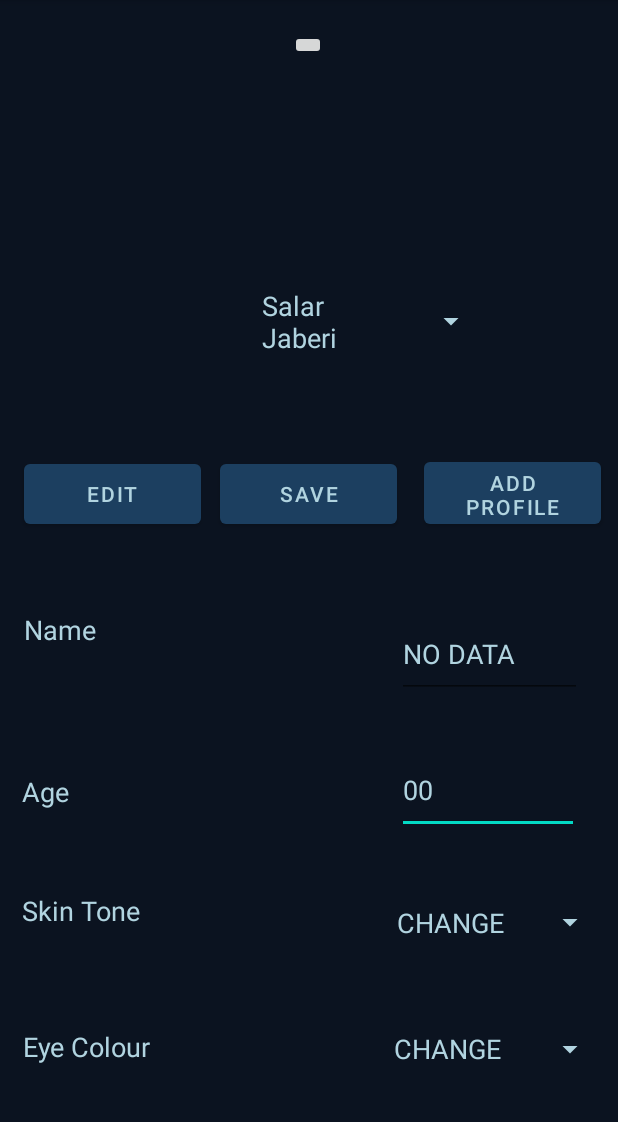
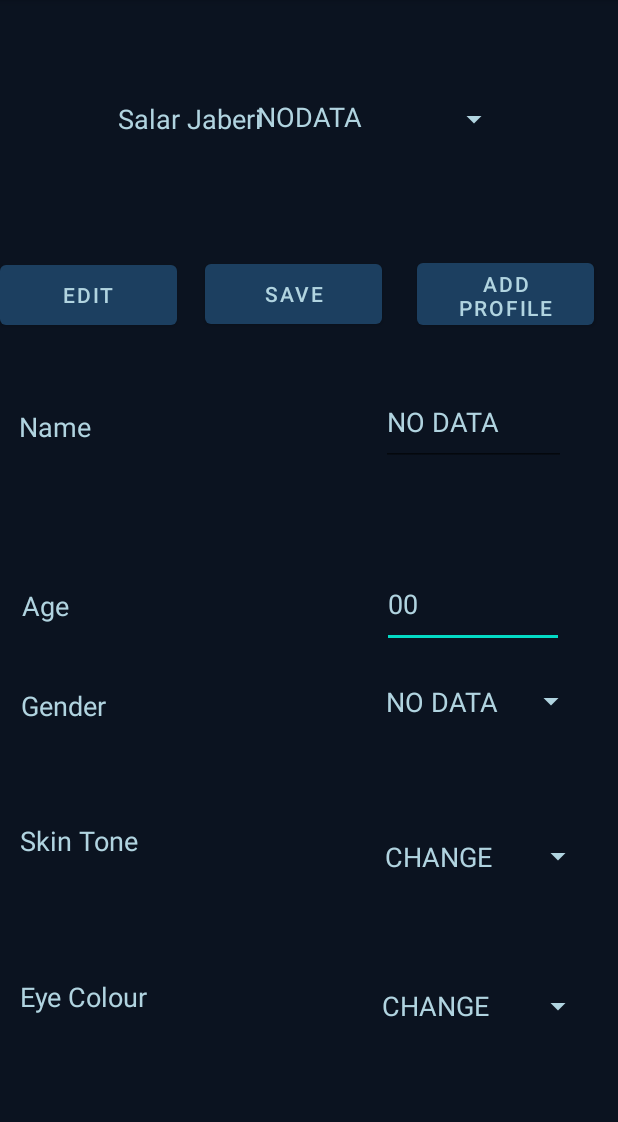
Before and after one commit to UmaidMalik/ELEC-COEN-390, an Android app: the screen it shows after launch (ProfileActivity), after a tap on "EDIT", on a phone screen of 412 x 824 dp, the part 84-1206 px from its top. Run offline under Robolectric (Android 15) with nearby library versions, the light colour scheme and no system bars; our stand-ins replace navigation-ui.

Commit message:
gender Added

```diff
--- a/UVMe/app/src/main/java/com/example/uvme/ProfileActivity.java
+++ b/UVMe/app/src/main/java/com/example/uvme/ProfileActivity.java
@@ -1,5 +1,4 @@
 package com.example.uvme;
-
 import androidx.appcompat.app.AppCompatActivity;
 
 import android.annotation.SuppressLint;
@@ -27,6 +26,9 @@ import java.util.ArrayList;
 public class ProfileActivity extends AppCompatActivity implements AdapterView.OnItemSelectedListener {
     // setup for buttons Profile UI
     private TextView selectedProfileTextView;
+
+    private TextView genderTextView;
+
     private TextView eyeTextView;
     private TextView skinToneTextView;
     private EditText editTextPersonName;
@@ -37,10 +39,17 @@ public class ProfileActivity extends AppCompatActivity implements AdapterView.On
     private Spinner eyeColourSpinner;
     private Spinner skinToneSpinner;
     private Spinner profileSelectSpinner;
+    private Spinner genderSpinner;
+
     private SharedPreferences prefseye;
     private SharedPreferences prefsSkin;
+    private SharedPreferences prefsGender;
+
     private final String prefNameEye = "spinner_value_eye";
     private final String prefNameSkin = "spinner_value_skin";
+    private  final String prefNameGender ="spinner_value_gender";
+
+    int id_gender=0;
     int id_eye=0;
     int id_skin=0;
 
@@ -52,6 +61,7 @@ public class ProfileActivity extends AppCompatActivity implements AdapterView.On
         saveButton = findViewById(R.id.saveButton);
         eyeTextView =findViewById(R.id.eyeTextView);
         skinToneTextView=findViewById(R.id.skinToneTextView);
+        genderTextView=findViewById(R.id.genderTextView);
 
         noEdits(); // default to no edits
         Intent intent = getIntent(); // lets us go back and forth from app to app
@@ -66,6 +76,8 @@ public class ProfileActivity extends AppCompatActivity implements AdapterView.On
         String age =sharedPreferences.getString("age-sharedPrefences",null);
         String eye =sharedPreferences.getString("last_val_eye",null);
         String skin = sharedPreferences.getString("last_val_skin",null);
+        String gender = sharedPreferences.getString("last_val_gender",null);
+
 
 
        if (name == null) {
@@ -77,19 +89,22 @@ public class ProfileActivity extends AppCompatActivity implements AdapterView.On
                 editTextAge.setText(age);
                 eyeTextView.setText(eye);
                 skinToneTextView.setText(skin);
+                genderTextView.setText(gender);
 
             }
     }
+
     @SuppressLint("CutPasteId")
-    protected void noEdits(){ // function is used to display users information, edit mode is engaged when selected
+    protected void noEdits(){
+        // function is used to display users information, edit mode is engaged when selected
        // setup
-
         editTextPersonName = findViewById(R.id.editTextPersonName);
         editTextAge = findViewById(R.id.editTextAge);
         editButton = findViewById(R.id.editButton);
         addProfileButton = findViewById(R.id.addProfileButton);
         eyeColourSpinner= findViewById(R.id.eyeColourSpinner);
         skinToneSpinner=findViewById(R.id.skinToneSpinner);
+        genderSpinner=findViewById(R.id.genderSpinner);
         profileSelectSpinner=findViewById(R.id.profileSelectSpinner);
         Spinner profileSwitchSpinner = findViewById(R.id.profileSelectSpinner);
         profileSwitchSpinner.getBackground().setColorFilter(getResources().getColor(R.color.font_lightblue), PorterDuff.Mode.SRC_ATOP);
@@ -129,7 +144,75 @@ public class ProfileActivity extends AppCompatActivity implements AdapterView.On
         // spinner setup and setting the drop down icon to light blue
         eyeColourSpinner.getBackground().setColorFilter(getResources().getColor(R.color.font_lightblue), PorterDuff.Mode.SRC_ATOP);
         skinToneSpinner.getBackground().setColorFilter(getResources().getColor(R.color.font_lightblue), PorterDuff.Mode.SRC_ATOP);
+        genderSpinner.getBackground().setColorFilter(getResources().getColor(R.color.font_lightblue), PorterDuff.Mode.SRC_ATOP);
+        ///
 
+
+        final Spinner genderSpin=(Spinner) findViewById(R.id.genderSpinner);
+        ArrayAdapter<CharSequence> genderAdapter = ArrayAdapter.createFromResource(ProfileActivity.this, R.array.gender, R.layout.color_spinner_layour);
+        genderAdapter.setDropDownViewResource(R.layout.sprinner_dropdown_layout);
+        genderSpin.setAdapter(genderAdapter);
+
+        prefsGender = getSharedPreferences(prefNameGender, MODE_PRIVATE);
+        id_gender=prefsGender.getInt("last_val_gender",0);
+        genderSpin.setSelection(id_gender);
+
+        genderSpin.setOnItemSelectedListener(new AdapterView.OnItemSelectedListener() {
+            @Override
+            public void onItemSelected(AdapterView<?> arg0, View arg1,int Genderposition, long arg3) {
+                // TODO Auto-generated method stub
+                prefsGender = getSharedPreferences(prefNameGender, MODE_PRIVATE);
+                SharedPreferences.Editor editor = prefsGender.edit();
+                //---save the values in the EditText view to preferences---
+                editor.putInt("last_val_gender", Genderposition);
+                //---saves the values---
+                editor.apply();
+                 genderTextView.setText(String.valueOf(Genderposition + 1));
+
+            }
+            @Override
+            public void onNothingSelected(AdapterView<?> arg0) {
+                // TODO Auto-generated method stub
+            }
+        });
+
+        genderTextView.addTextChangedListener(new TextWatcher(){
+            @Override
+            public void beforeTextChanged(CharSequence charSequence, int i, int i1, int i2) {
+
+            }
+            @Override
+            public void onTextChanged(CharSequence charSequence, int i, int i1, int i2) {
+            }
+            @SuppressLint("SetTextI18n")
+            @Override
+            public void afterTextChanged(Editable s)
+            {
+                try
+                {
+                    int nPosition = Integer.parseInt(s.toString());
+                    if (nPosition >= 1 && nPosition <= 12) {
+                        if(nPosition==1){
+                            genderTextView.setText("CHANGE");
+                        }
+                        if(nPosition==2){
+                            genderTextView.setText("Male");
+                        }
+                        if(nPosition==3){
+                            genderTextView.setText("Female");
+                        }
+                        genderSpinner.setSelection(nPosition - 1);
+                    }
+                }
+                catch(NumberFormatException nfe)
+                {
+                    Log.i(TAG, "Unable to find N Position.");
+                }
+            }
+        });
+
+
+        ///
         final Spinner eyeColor=(Spinner) findViewById(R.id.eyeColourSpinner);
         ArrayAdapter<CharSequence> eyeColorAdapter = ArrayAdapter.createFromResource(ProfileActivity.this, R.array.eyeColor, R.layout.color_spinner_layour);
         eyeColorAdapter.setDropDownViewResource(R.layout.sprinner_dropdown_layout);
@@ -150,9 +233,6 @@ public class ProfileActivity extends AppCompatActivity implements AdapterView.On
                 //---saves the values---
                 editor.apply();
                 eyeTextView.setText(String.valueOf(position + 1));
-
-                Toast.makeText(getBaseContext(), eyeColor.getSelectedItem().toString(), Toast.LENGTH_SHORT).show();
-
             }
             @Override
             public void onNothingSelected(AdapterView<?> arg0) {
@@ -162,7 +242,6 @@ public class ProfileActivity extends AppCompatActivity implements AdapterView.On
         eyeTextView.addTextChangedListener(new TextWatcher(){
             @Override
             public void beforeTextChanged(CharSequence charSequence, int i, int i1, int i2) {
-
             }
             @Override
             public void onTextChanged(CharSequence charSequence, int i, int i1, int i2) {
@@ -200,7 +279,6 @@ public class ProfileActivity extends AppCompatActivity implements AdapterView.On
                 }
             }
         });
-
         final Spinner skinTone=(Spinner) findViewById(R.id.skinToneSpinner);
         ArrayAdapter<CharSequence> skinToneAdapter = ArrayAdapter.createFromResource(
                 ProfileActivity.this,
@@ -223,10 +301,7 @@ public class ProfileActivity extends AppCompatActivity implements AdapterView.On
                 //---saves the values---
                 editor.apply();
                 skinToneTextView.setText(String.valueOf(pos + 1));
-                Toast.makeText(getBaseContext(), skinTone.getSelectedItem().toString(), Toast.LENGTH_SHORT).show();
-
             }
-
             @Override
             public void onNothingSelected(AdapterView<?> arg0) {
             // TODO Auto-generated method stub
@@ -241,7 +316,6 @@ public class ProfileActivity extends AppCompatActivity implements AdapterView.On
             public void onTextChanged(CharSequence charSequence, int i, int i1, int i2) {
                 Log.i(TAG, "On Text Change Reached.");
             }
-
             @SuppressLint("SetTextI18n")
             @Override
             public void afterTextChanged(Editable skin)
@@ -271,9 +345,7 @@ public class ProfileActivity extends AppCompatActivity implements AdapterView.On
                 }
             }
         });
-
         enableModeEdit(); // sets all enable modes.
-
         saveButton.setOnClickListener(new View.OnClickListener() {
             @Override
             public void onClick(View view) {
@@ -281,15 +353,14 @@ public class ProfileActivity extends AppCompatActivity implements AdapterView.On
                 String age = editTextAge.getText().toString();
                 String eye= eyeTextView.getText().toString();
                 String skin=skinToneTextView.getText().toString();
-
+                String gender=genderTextView.getText().toString();
                 SharedPreferences sharedPreferences = getSharedPreferences("profile-sharedPrefences", Context.MODE_PRIVATE);
                 SharedPreferences.Editor editor = sharedPreferences.edit();
                 editor.putString("name-sharedPrefences",name);
                 editor.putString("age-sharedPrefences",age);
                 editor.putString("last_val_eye",eye);
                 editor.putString("last_val_skin",skin);
-
-
+                editor.putString("last_val_gender",gender);
                 editor.apply(); // saved into the file
                 noEdits(); // after user saved information it is sent back to the No edit mode.
                 Toast.makeText(getApplicationContext(),"SAVED",Toast.LENGTH_LONG).show();
@@ -317,11 +388,14 @@ public class ProfileActivity extends AppCompatActivity implements AdapterView.On
         eyeColourSpinner.setEnabled(true);
         skinToneSpinner.setEnabled(true);
         profileSelectSpinner.setEnabled(false);
+        genderSpinner.setEnabled(true);
 
         eyeTextView.setEnabled(false);
         eyeTextView.setVisibility(View.INVISIBLE);
         skinToneTextView.setEnabled(false);
         skinToneTextView.setVisibility(View.INVISIBLE);
+        genderTextView.setEnabled(false);
+        genderTextView.setVisibility(View.INVISIBLE);
 
     }
 
@@ -334,9 +408,11 @@ public class ProfileActivity extends AppCompatActivity implements AdapterView.On
         editButton.setEnabled(true);
         eyeColourSpinner.setEnabled(false);
         skinToneSpinner.setEnabled(false);
-        profileSelectSpinner.setEnabled(true);
+        genderSpinner.setEnabled(false);
+        profileSelectSpinner.setEnabled(false);
         eyeTextView.setEnabled(true);
         skinToneTextView.setEnabled(true);
+        genderTextView.setEnabled(true);
 
     }
 }
--- a/UVMe/app/src/main/res/layout/activity_profile.xml
+++ b/UVMe/app/src/main/res/layout/activity_profile.xml
@@ -14,10 +14,10 @@
         android:text="EDIT"
         app:layout_constraintBottom_toBottomOf="parent"
         app:layout_constraintEnd_toStartOf="@+id/addProfileButton"
-        app:layout_constraintHorizontal_bias="0.097"
+        app:layout_constraintHorizontal_bias="0.0"
         app:layout_constraintStart_toStartOf="parent"
         app:layout_constraintTop_toTopOf="parent"
-        app:layout_constraintVertical_bias="0.424" />
+        app:layout_constraintVertical_bias="0.238" />
 
     <Button
         android:id="@+id/addProfileButton"
@@ -26,35 +26,23 @@
         android:text="Add Profile"
         app:layout_constraintBottom_toBottomOf="parent"
         app:layout_constraintEnd_toEndOf="parent"
-        app:layout_constraintHorizontal_bias="0.962"
+        app:layout_constraintHorizontal_bias="0.945"
         app:layout_constraintStart_toStartOf="parent"
         app:layout_constraintTop_toTopOf="parent"
-        app:layout_constraintVertical_bias="0.423" />
-
-    <ImageButton
-        android:id="@+id/profileImage"
-        android:layout_width="wrap_content"
-        android:layout_height="wrap_content"
-        app:layout_constraintBottom_toBottomOf="parent"
-        app:layout_constraintEnd_toEndOf="parent"
-        app:layout_constraintHorizontal_bias="0.498"
-        app:layout_constraintStart_toStartOf="parent"
-        app:layout_constraintTop_toTopOf="parent"
-        app:layout_constraintVertical_bias="0.027"
-        tools:srcCompat="@tools:sample/avatars" />
+        app:layout_constraintVertical_bias="0.237" />
 
     <Spinner
         android:id="@+id/profileSelectSpinner"
-        android:layout_width="160dp"
-        android:layout_height="66dp"
+        android:layout_width="271dp"
+        android:layout_height="60dp"
 
         android:dropDownSelector="@color/cardview_light_background"
         app:layout_constraintBottom_toBottomOf="parent"
         app:layout_constraintEnd_toEndOf="parent"
-        app:layout_constraintHorizontal_bias="0.653"
+        app:layout_constraintHorizontal_bias="0.486"
         app:layout_constraintStart_toStartOf="parent"
         app:layout_constraintTop_toTopOf="parent"
-        app:layout_constraintVertical_bias="0.258" />
+        app:layout_constraintVertical_bias="0.07" />
 
     <TextView
         android:id="@+id/textView2"
@@ -65,53 +53,54 @@
         android:textSize="18sp"
         app:layout_constraintBottom_toBottomOf="parent"
         app:layout_constraintEnd_toStartOf="@+id/editTextPersonName"
-        app:layout_constraintHorizontal_bias="0.074"
+        app:layout_constraintHorizontal_bias="0.061"
         app:layout_constraintStart_toStartOf="parent"
         app:layout_constraintTop_toTopOf="parent"
-        app:layout_constraintVertical_bias="0.548" />
+        app:layout_constraintVertical_bias="0.366" />
 
     <EditText
         android:id="@+id/editTextPersonName"
         android:layout_width="123dp"
         android:layout_height="58dp"
-        android:layout_marginEnd="24dp"
+        android:digits=" abcdefghijklmnopqrstuvwxyzABCDEFGHIJKLMNOPQRSTUVWXYZ"
         android:ems="10"
-        android:digits=" abcdefghijklmnopqrstuvwxyzABCDEFGHIJKLMNOPQRSTUVWXYZ"
         android:inputType="textPersonName"
         android:text="NO DATA"
         android:textColor="#B1D4E0"
-        app:layout_constraintBottom_toTopOf="@+id/editTextAge"
+        app:layout_constraintBottom_toBottomOf="parent"
         app:layout_constraintEnd_toEndOf="parent"
+        app:layout_constraintHorizontal_bias="0.881"
+        app:layout_constraintStart_toStartOf="parent"
         app:layout_constraintTop_toTopOf="parent"
-        app:layout_constraintVertical_bias="0.925" />
+        app:layout_constraintVertical_bias="0.356" />
 
     <TextView
         android:id="@+id/textView3"
         android:layout_width="wrap_content"
         android:layout_height="wrap_content"
-        android:layout_marginBottom="228dp"
+        android:layout_marginBottom="352dp"
         android:text="Age"
         android:textColor="#B1D4E0"
         android:textSize="18sp"
         app:layout_constraintBottom_toBottomOf="parent"
         app:layout_constraintEnd_toStartOf="@+id/editTextAge"
-        app:layout_constraintHorizontal_bias="0.064"
+        app:layout_constraintHorizontal_bias="0.065"
         app:layout_constraintStart_toStartOf="parent" />
 
     <EditText
         android:id="@+id/editTextAge"
         android:layout_width="121dp"
         android:layout_height="58dp"
-        android:layout_marginBottom="212dp"
+        android:layout_marginBottom="336dp"
+        android:digits="0123456789"
         android:ems="10"
-        android:digits="0123456789"
+        android:inputType="textPersonName"
         android:maxLength="2"
-        android:inputType="textPersonName"
         android:text="00"
         android:textColor="#B1D4E0"
         app:layout_constraintBottom_toBottomOf="parent"
         app:layout_constraintEnd_toEndOf="parent"
-        app:layout_constraintHorizontal_bias="0.91"
+        app:layout_constraintHorizontal_bias="0.875"
         app:layout_constraintStart_toStartOf="parent" />
 
     <TextView
@@ -123,10 +112,10 @@
         android:textSize="18sp"
         app:layout_constraintBottom_toBottomOf="parent"
         app:layout_constraintEnd_toStartOf="@+id/skinToneSpinner"
-        app:layout_constraintHorizontal_bias="0.085"
+        app:layout_constraintHorizontal_bias="0.082"
         app:layout_constraintStart_toStartOf="parent"
         app:layout_constraintTop_toTopOf="parent"
-        app:layout_constraintVertical_bias="0.8" />
+        app:layout_constraintVertical_bias="0.737" />
 
     <TextView
         android:id="@+id/textView5"
@@ -137,10 +126,10 @@
         android:textSize="18sp"
         app:layout_constraintBottom_toBottomOf="parent"
         app:layout_constraintEnd_toStartOf="@+id/eyeColourSpinner"
-        app:layout_constraintHorizontal_bias="0.09"
+        app:layout_constraintHorizontal_bias="0.084"
         app:layout_constraintStart_toStartOf="parent"
         app:layout_constraintTop_toTopOf="parent"
-        app:layout_constraintVertical_bias="0.922" />
+        app:layout_constraintVertical_bias="0.877" />
 
     <Button
         android:id="@+id/saveButton"
@@ -149,32 +138,30 @@
         android:text="SAVE"
         app:layout_constraintBottom_toBottomOf="parent"
         app:layout_constraintEnd_toEndOf="parent"
-        app:layout_constraintHorizontal_bias="0.498"
+        app:layout_constraintHorizontal_bias="0.464"
         app:layout_constraintStart_toStartOf="parent"
         app:layout_constraintTop_toTopOf="parent"
-        app:layout_constraintVertical_bias="0.424" />
+        app:layout_constraintVertical_bias="0.237" />
 
     <Spinner
         android:id="@+id/skinToneSpinner"
         android:layout_width="149dp"
         android:layout_height="58dp"
-        android:layout_marginTop="8dp"
-        android:layout_marginEnd="8dp"
+        android:layout_marginEnd="16dp"
+        android:layout_marginBottom="168dp"
         android:dropDownSelector="@color/font_lightblue"
         app:layout_constraintBottom_toBottomOf="parent"
-        app:layout_constraintEnd_toEndOf="parent"
-        app:layout_constraintTop_toBottomOf="@+id/editTextAge"
-        app:layout_constraintVertical_bias="0.15" />
+        app:layout_constraintEnd_toEndOf="parent" />
 
     <Spinner
         android:id="@+id/eyeColourSpinner"
         android:layout_width="151dp"
         android:layout_height="61dp"
-        android:layout_marginEnd="8dp"
+        android:layout_marginEnd="16dp"
         app:layout_constraintBottom_toBottomOf="parent"
         app:layout_constraintEnd_toEndOf="parent"
         app:layout_constraintTop_toBottomOf="@+id/skinToneSpinner"
-        app:layout_constraintVertical_bias="0.396" />
+        app:layout_constraintVertical_bias="0.373" />
 
     <TextView
         android:id="@+id/eyeTextView"
@@ -201,4 +188,56 @@
         app:layout_constraintStart_toStartOf="@+id/skinToneSpinner"
         app:layout_constraintTop_toTopOf="@+id/skinToneSpinner" />
 
+    <TextView
+        android:id="@+id/selectedProfileTextView"
+        android:layout_width="wrap_content"
+        android:layout_height="wrap_content"
+        android:text="NODATA"
+        android:textColor="#B1D4E0"
+        android:textSize="18sp"
+        app:layout_constraintBottom_toBottomOf="@+id/profileSelectSpinner"
+        app:layout_constraintEnd_toEndOf="@+id/profileSelectSpinner"
+        app:layout_constraintHorizontal_bias="0.509"
+        app:layout_constraintStart_toStartOf="@+id/profileSelectSpinner"
+        app:layout_constraintTop_toTopOf="@+id/profileSelectSpinner"
+        app:layout_constraintVertical_bias="0.444" />
+
+    <TextView
+        android:id="@+id/textView8"
+        android:layout_width="wrap_content"
+        android:layout_height="wrap_content"
+        android:text="Gender"
+        android:textColor="#B1D4E0"
+        android:textSize="18sp"
+        app:layout_constraintBottom_toBottomOf="parent"
+        app:layout_constraintEnd_toStartOf="@+id/genderSpinner"
+        app:layout_constraintHorizontal_bias="0.074"
+        app:layout_constraintStart_toStartOf="parent"
+        app:layout_constraintTop_toTopOf="parent"
+        app:layout_constraintVertical_bias="0.616" />
+
+    <Spinner
+        android:id="@+id/genderSpinner"
+        android:layout_width="144dp"
+        android:layout_height="55dp"
+        app:layout_constraintBottom_toBottomOf="parent"
+        app:layout_constraintEnd_toEndOf="parent"
+        app:layout_constraintHorizontal_bias="0.922"
+        app:layout_constraintStart_toStartOf="parent"
+        app:layout_constraintTop_toTopOf="parent"
+        app:layout_constraintVertical_bias="0.617" />
+
+    <TextView
+        android:id="@+id/genderTextView"
+        android:layout_width="wrap_content"
+        android:layout_height="wrap_content"
+        android:textColor="#B1D4E0"
+        android:textSize="18sp"
+        app:layout_constraintBottom_toBottomOf="@+id/genderSpinner"
+        app:layout_constraintEnd_toEndOf="@+id/genderSpinner"
+        app:layout_constraintHorizontal_bias="0.118"
+        app:layout_constraintStart_toStartOf="@+id/genderSpinner"
+        app:layout_constraintTop_toBottomOf="@+id/editTextAge"
+        app:layout_constraintVertical_bias="0.69" />
+
 </androidx.constraintlayout.widget.ConstraintLayout>
--- a/UVMe/app/src/main/res/values/strings.xml
+++ b/UVMe/app/src/main/res/values/strings.xml
@@ -3,6 +3,7 @@
     <string name="title_home">Home</string>
     <string name="title_dashboard">Dashboard</string>
     <string name="title_notifications">Notifications</string>
+
     <string-array name="eyeColor">
         <item>CHANGE</item>
         <item>Brown</item>
@@ -25,4 +26,10 @@
         <item>Kelly</item>
 
     </string-array>
+
+    <string-array name="gender">
+        <item>NO DATA</item>
+        <item>Male</item>
+        <item>Female</item>
+    </string-array>
 </resources>
```
